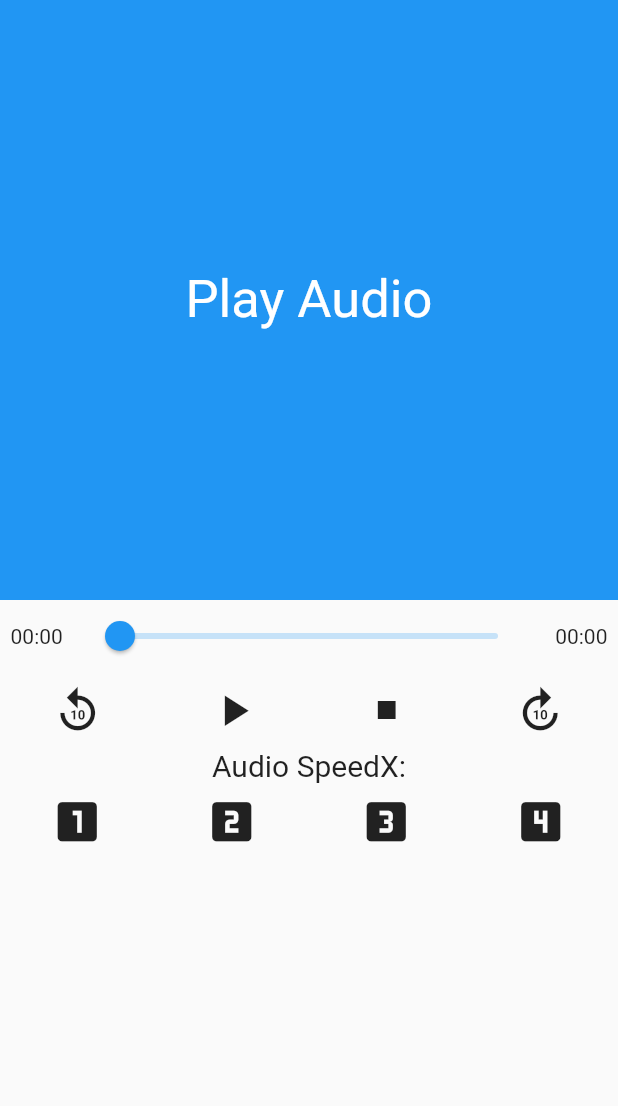
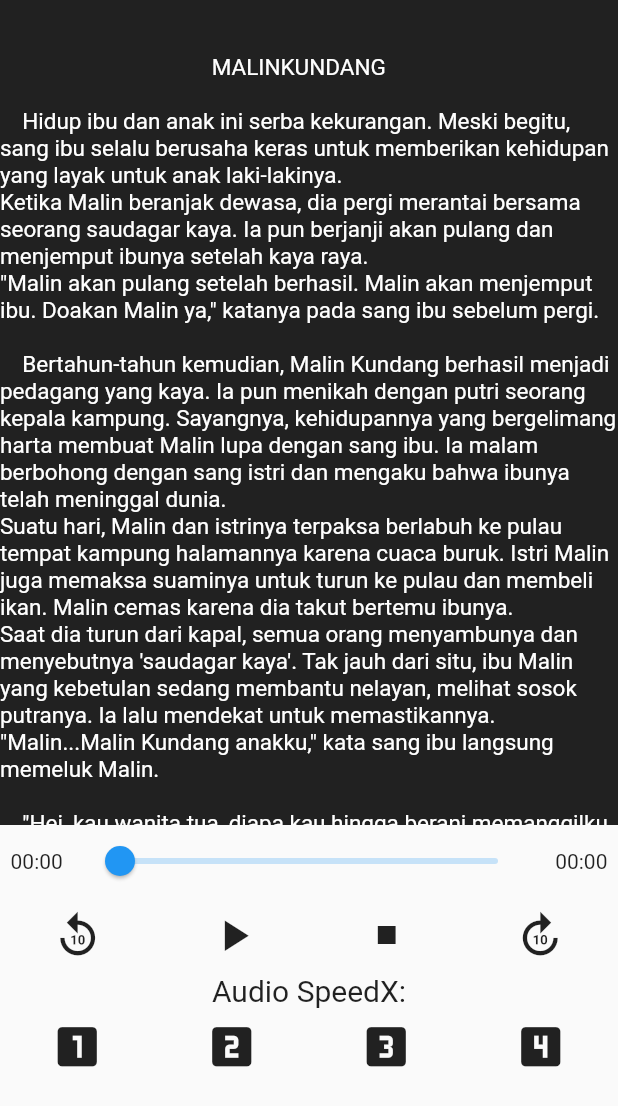
Before and after one commit to KONICCO/cerita-rakyat, a Flutter app: the screen it shows after launch, on a phone screen of 412 x 824 dp. Shown: the top 1106 px of the screen. Run offline on Flutter 3.47's test engine with Material 2 defaults, Android fonts, the phone set to English and light mode, and no system bars; our stand-ins replace audioplayers.

Commit message:
Program Finished

```diff
--- a/lib/play.dart
+++ b/lib/play.dart
@@ -44,14 +44,40 @@ class _PlayMusicState extends State<PlayMusic> {
         mainAxisAlignment: MainAxisAlignment.start,
         children: [
           Container(
-            height: 400,
+            height: 550,
             width: double.infinity,
-            child: Text(
-              'Play Audio',
-              style: TextStyle(fontSize: 35, color: Colors.white),
+            child: SingleChildScrollView(
+              child: Text(
+                '''
+
+
+                                      MALINKUNDANG
+
+    Hidup ibu dan anak ini serba kekurangan. Meski begitu, sang ibu selalu berusaha keras untuk memberikan kehidupan yang layak untuk anak laki-lakinya.
+Ketika Malin beranjak dewasa, dia pergi merantai bersama seorang saudagar kaya. Ia pun berjanji akan pulang dan menjemput ibunya setelah kaya raya.
+"Malin akan pulang setelah berhasil. Malin akan menjemput ibu. Doakan Malin ya," katanya pada sang ibu sebelum pergi.
+
+    Bertahun-tahun kemudian, Malin Kundang berhasil menjadi pedagang yang kaya. Ia pun menikah dengan putri seorang kepala kampung. Sayangnya, kehidupannya yang bergelimang harta membuat Malin lupa dengan sang ibu. Ia malam berbohong dengan sang istri dan mengaku bahwa ibunya telah meninggal dunia.
+Suatu hari, Malin dan istrinya terpaksa berlabuh ke pulau tempat kampung halamannya karena cuaca buruk. Istri Malin juga memaksa suaminya untuk turun ke pulau dan membeli ikan. Malin cemas karena dia takut bertemu ibunya.
+Saat dia turun dari kapal, semua orang menyambunya dan menyebutnya 'saudagar kaya'. Tak jauh dari situ, ibu Malin yang kebetulan sedang membantu nelayan, melihat sosok putranya. Ia lalu mendekat untuk memastikannya.
+"Malin...Malin Kundang anakku," kata sang ibu langsung memeluk Malin.
+
+    "Hei, kau wanita tua, diapa kau hingga berani memanggilku anakmu?"
+
+    Istri Malin lalu berusaha menengahi dan meminta sang ibu menunjukkan bukti bahwa Malin adalah anaknya. Ibu Malin pun mengatakan luka di tangan Malin yang telah ada sejak kecil. Istri Malin pun menyadari bahwa ucapan wanita tua di hadapannya memang benar.
+"Suamiku, mengapa kau mengingkari ibumu sendiri?" tanya istri Malin.
+
+    Malin Kundang tak peduli dan tetap tak ingin mengakui ibunya. Sang ibu lalu meratap dan tepat saat itu hujan deras. Tiba-tiba petir menyambar tetap di kaki Malin dan mendadak tubuhnya menjadi kaku seperti batu. Malin amat ketakutan dan dia menyadari telah durhaka dan berdosa pada ibunya.
+"Ibu, tolong ampuni aku. Tolong selamatkan aku," teriak Malin.
+
+    Ibu Malin berusaha menolong tapi terlambat karena anaknya sudah berubah menjadi batu. Dari cerita ini, anak bisa mendapatkan pesan moral untuk menepati janji, serta tidak durhaka kepada orang tua
+
+    ''',
+                style: TextStyle(fontSize: 15, color: Colors.white),
+              ),
             ),
             alignment: Alignment.center,
-            color: Colors.blue,
+            color: Colors.black87,
           ),
           Row(
             mainAxisAlignment: MainAxisAlignment.spaceAround,
@@ -126,49 +152,56 @@ class _PlayMusicState extends State<PlayMusic> {
               ),
             ],
           ),
-          Text('Audio SpeedX:', style: TextStyle(fontSize: 20),),
+          Text(
+            'Audio SpeedX:',
+            style: TextStyle(fontSize: 20),
+          ),
           Row(
             mainAxisAlignment: MainAxisAlignment.spaceAround,
             children: [
               IconButton(
-                onPressed: (){
+                onPressed: () {
                   setState(() {
                     player.setPlaybackRate(1.0);
                   });
                 },
                 icon: Icon(
                   Icons.looks_one,
-                ),iconSize: 35,
+                ),
+                iconSize: 35,
               ),
               IconButton(
-                onPressed: (){
+                onPressed: () {
                   setState(() {
                     player.setPlaybackRate(2.0);
                   });
                 },
                 icon: Icon(
                   Icons.looks_two,
-                ),iconSize: 35,
+                ),
+                iconSize: 35,
               ),
               IconButton(
-                onPressed: (){
+                onPressed: () {
                   setState(() {
                     player.setPlaybackRate(3.0);
                   });
                 },
                 icon: Icon(
                   Icons.looks_3,
-                ),iconSize: 35,
+                ),
+                iconSize: 35,
               ),
               IconButton(
-                onPressed: (){
+                onPressed: () {
                   setState(() {
                     player.setPlaybackRate(4.0);
                   });
                 },
                 icon: Icon(
                   Icons.looks_4,
-                ),iconSize: 35,
+                ),
+                iconSize: 35,
               )
             ],
           )
```
Also changed, not shown: 1 other file.
